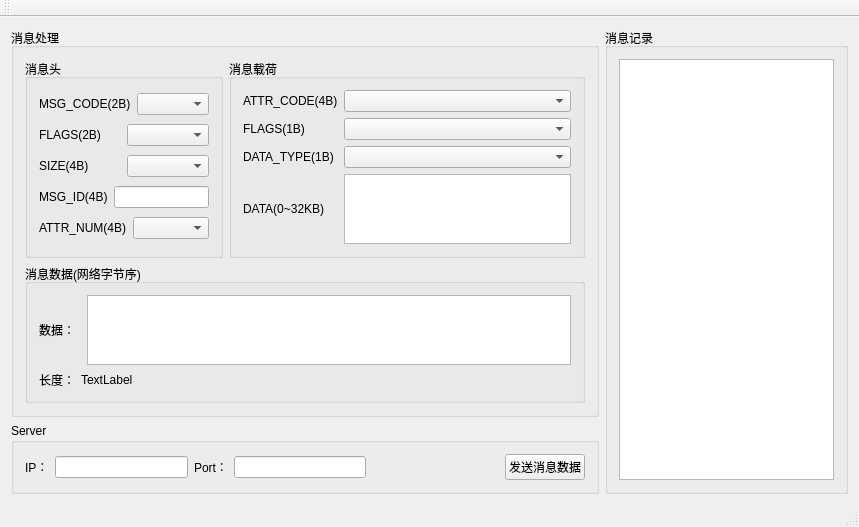
Old version of the form P2Test/p2test.ui in the repository Perfect-Poison/P2Chat.
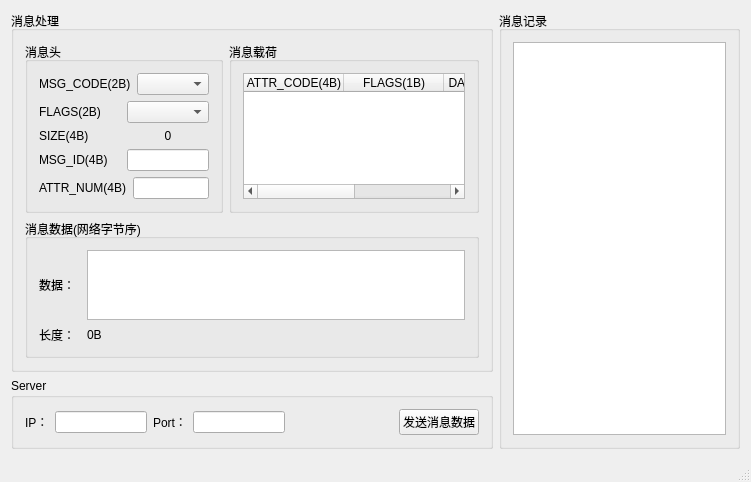
New version of the form.

Commit message: 增加test项目

Patch:
```diff
--- a/P2Test/p2test.ui
+++ b/P2Test/p2test.ui
@@ -6,8 +6,8 @@
    <rect>
     <x>0</x>
     <y>0</y>
-    <width>859</width>
-    <height>476</height>
+    <width>751</width>
+    <height>441</height>
    </rect>
   </property>
   <property name="windowTitle">
@@ -17,12 +17,24 @@
    <layout class="QGridLayout" name="gridLayout_10">
     <item row="0" column="0">
      <widget class="QGroupBox" name="groupBox_4">
+      <property name="sizePolicy">
+       <sizepolicy hsizetype="Preferred" vsizetype="Preferred">
+        <horstretch>2</horstretch>
+        <verstretch>0</verstretch>
+       </sizepolicy>
+      </property>
       <property name="title">
        <string>消息处理</string>
       </property>
-      <layout class="QGridLayout" name="gridLayout_4">
+      <layout class="QGridLayout" name="gridLayout">
        <item row="0" column="0">
         <widget class="QGroupBox" name="groupBox">
+         <property name="sizePolicy">
+          <sizepolicy hsizetype="Preferred" vsizetype="Preferred">
+           <horstretch>1</horstretch>
+           <verstretch>0</verstretch>
+          </sizepolicy>
+         </property>
          <property name="title">
           <string>消息头</string>
          </property>
@@ -59,13 +71,32 @@
            <layout class="QHBoxLayout" name="horizontalLayout_4">
             <item>
              <widget class="QLabel" name="label_5">
+              <property name="sizePolicy">
+               <sizepolicy hsizetype="Preferred" vsizetype="Preferred">
+                <horstretch>1</horstretch>
+                <verstretch>0</verstretch>
+               </sizepolicy>
+              </property>
               <property name="text">
                <string>SIZE(4B)</string>
               </property>
              </widget>
             </item>
             <item>
-             <widget class="QComboBox" name="msgSizeCombo"/>
+             <widget class="QLabel" name="msgSizeLabel">
+              <property name="sizePolicy">
+               <sizepolicy hsizetype="Preferred" vsizetype="Preferred">
+                <horstretch>1</horstretch>
+                <verstretch>0</verstretch>
+               </sizepolicy>
+              </property>
+              <property name="text">
+               <string>0</string>
+              </property>
+              <property name="alignment">
+               <set>Qt::AlignCenter</set>
+              </property>
+             </widget>
             </item>
            </layout>
           </item>
@@ -73,13 +104,29 @@
            <layout class="QHBoxLayout" name="horizontalLayout_5">
             <item>
              <widget class="QLabel" name="label_6">
+              <property name="sizePolicy">
+               <sizepolicy hsizetype="Preferred" vsizetype="Preferred">
+                <horstretch>1</horstretch>
+                <verstretch>0</verstretch>
+               </sizepolicy>
+              </property>
               <property name="text">
                <string>MSG_ID(4B)</string>
               </property>
              </widget>
             </item>
             <item>
-             <widget class="QLineEdit" name="msgIDLineEdit"/>
+             <widget class="QLineEdit" name="msgIDLineEdit">
+              <property name="sizePolicy">
+               <sizepolicy hsizetype="Expanding" vsizetype="Fixed">
+                <horstretch>1</horstretch>
+                <verstretch>0</verstretch>
+               </sizepolicy>
+              </property>
+              <property name="alignment">
+               <set>Qt::AlignCenter</set>
+              </property>
+             </widget>
             </item>
            </layout>
           </item>
@@ -87,13 +134,29 @@
            <layout class="QHBoxLayout" name="horizontalLayout_6">
             <item>
              <widget class="QLabel" name="label_7">
+              <property name="sizePolicy">
+               <sizepolicy hsizetype="Preferred" vsizetype="Preferred">
+                <horstretch>1</horstretch>
+                <verstretch>0</verstretch>
+               </sizepolicy>
+              </property>
               <property name="text">
                <string>ATTR_NUM(4B)</string>
               </property>
              </widget>
             </item>
             <item>
-             <widget class="QComboBox" name="attrNumCombo"/>
+             <widget class="QLineEdit" name="attrNumLineEdit">
+              <property name="sizePolicy">
+               <sizepolicy hsizetype="Expanding" vsizetype="Fixed">
+                <horstretch>1</horstretch>
+                <verstretch>0</verstretch>
+               </sizepolicy>
+              </property>
+              <property name="alignment">
+               <set>Qt::AlignCenter</set>
+              </property>
+             </widget>
             </item>
            </layout>
           </item>
@@ -102,50 +165,40 @@
        </item>
        <item row="0" column="1">
         <widget class="QGroupBox" name="groupBox_2">
+         <property name="sizePolicy">
+          <sizepolicy hsizetype="Preferred" vsizetype="Preferred">
+           <horstretch>2</horstretch>
+           <verstretch>0</verstretch>
+          </sizepolicy>
+         </property>
          <property name="title">
           <string>消息载荷</string>
          </property>
          <layout class="QGridLayout" name="gridLayout_2">
           <item row="0" column="0">
-           <widget class="QLabel" name="label_8">
-            <property name="text">
-             <string>ATTR_CODE(4B)</string>
-            </property>
+           <widget class="QTableWidget" name="attrsTable">
+            <column>
+             <property name="text">
+              <string>ATTR_CODE(4B)</string>
+             </property>
+            </column>
+            <column>
+             <property name="text">
+              <string>FLAGS(1B)</string>
+             </property>
+            </column>
+            <column>
+             <property name="text">
+              <string>DATA_TYPE(1B)</string>
+             </property>
+            </column>
+            <column>
+             <property name="text">
+              <string>DATA(0~32KB)</string>
+             </property>
+            </column>
            </widget>
           </item>
-          <item row="0" column="1">
-           <widget class="QComboBox" name="attrCodeCombo"/>
-          </item>
-          <item row="1" column="0">
-           <widget class="QLabel" name="label_9">
-            <property name="text">
-             <string>FLAGS(1B)</string>
-            </property>
-           </widget>
-          </item>
-          <item row="1" column="1">
-           <widget class="QComboBox" name="attrFlagsCombo"/>
-          </item>
-          <item row="2" column="0">
-           <widget class="QLabel" name="label_10">
-            <property name="text">
-             <string>DATA_TYPE(1B)</string>
-            </property>
-           </widget>
-          </item>
-          <item row="2" column="1">
-           <widget class="QComboBox" name="attrDataTypeCombo"/>
-          </item>
-          <item row="3" column="0">
-           <widget class="QLabel" name="label_11">
-            <property name="text">
-             <string>DATA(0~32KB)</string>
-            </property>
-           </widget>
-          </item>
-          <item row="3" column="1">
-           <widget class="QTextEdit" name="attrDataTextEdit"/>
-          </item>
          </layout>
         </widget>
        </item>
@@ -176,10 +229,10 @@
             </property>
            </widget>
           </item>
-          <item row="1" column="1" colspan="2">
+          <item row="1" column="2">
            <widget class="QLabel" name="msgLengthLabel">
             <property name="text">
-             <string>TextLabel</string>
+             <string>0B</string>
             </property>
            </widget>
           </item>
@@ -189,22 +242,6 @@
       </layout>
      </widget>
     </item>
-    <item row="0" column="1" rowspan="2">
-     <widget class="QGroupBox" name="groupBox_10">
-      <property name="title">
-       <string>消息记录</string>
-      </property>
-      <layout class="QGridLayout" name="gridLayout_9">
-       <item row="0" column="0">
-        <widget class="QTextEdit" name="logTextEdit">
-         <property name="readOnly">
-          <bool>true</bool>
-         </property>
-        </widget>
-       </item>
-      </layout>
-     </widget>
-    </item>
     <item row="1" column="0">
      <widget class="QGroupBox" name="groupBox_5">
       <property name="title">
@@ -219,7 +256,11 @@
         </widget>
        </item>
        <item>
-        <widget class="QLineEdit" name="ipLineEdit"/>
+        <widget class="QLineEdit" name="ipLineEdit">
+         <property name="alignment">
+          <set>Qt::AlignCenter</set>
+         </property>
+        </widget>
        </item>
        <item>
         <widget class="QLabel" name="label_16">
@@ -229,7 +270,11 @@
         </widget>
        </item>
        <item>
-        <widget class="QLineEdit" name="portLineEdit"/>
+        <widget class="QLineEdit" name="portLineEdit">
+         <property name="alignment">
+          <set>Qt::AlignCenter</set>
+         </property>
+        </widget>
        </item>
        <item>
         <spacer name="horizontalSpacer">
@@ -254,26 +299,36 @@
       </layout>
      </widget>
     </item>
+    <item row="0" column="1" rowspan="2">
+     <widget class="QGroupBox" name="groupBox_10">
+      <property name="sizePolicy">
+       <sizepolicy hsizetype="Preferred" vsizetype="Preferred">
+        <horstretch>1</horstretch>
+        <verstretch>0</verstretch>
+       </sizepolicy>
+      </property>
+      <property name="title">
+       <string>消息记录</string>
+      </property>
+      <layout class="QGridLayout" name="gridLayout_9">
+       <item row="0" column="0">
+        <widget class="QTextEdit" name="logTextEdit">
+         <property name="sizePolicy">
+          <sizepolicy hsizetype="Expanding" vsizetype="Expanding">
+           <horstretch>0</horstretch>
+           <verstretch>0</verstretch>
+          </sizepolicy>
+         </property>
+         <property name="readOnly">
+          <bool>true</bool>
+         </property>
+        </widget>
+       </item>
+      </layout>
+     </widget>
+    </item>
    </layout>
   </widget>
-  <widget class="QMenuBar" name="menuBar">
-   <property name="geometry">
-    <rect>
-     <x>0</x>
-     <y>0</y>
-     <width>859</width>
-     <height>23</height>
-    </rect>
-   </property>
-  </widget>
-  <widget class="QToolBar" name="mainToolBar">
-   <attribute name="toolBarArea">
-    <enum>TopToolBarArea</enum>
-   </attribute>
-   <attribute name="toolBarBreak">
-    <bool>false</bool>
-   </attribute>
-  </widget>
   <widget class="QStatusBar" name="statusBar"/>
  </widget>
  <layoutdefault spacing="6" margin="11"/>
```
The commit also changes 34 other files.
